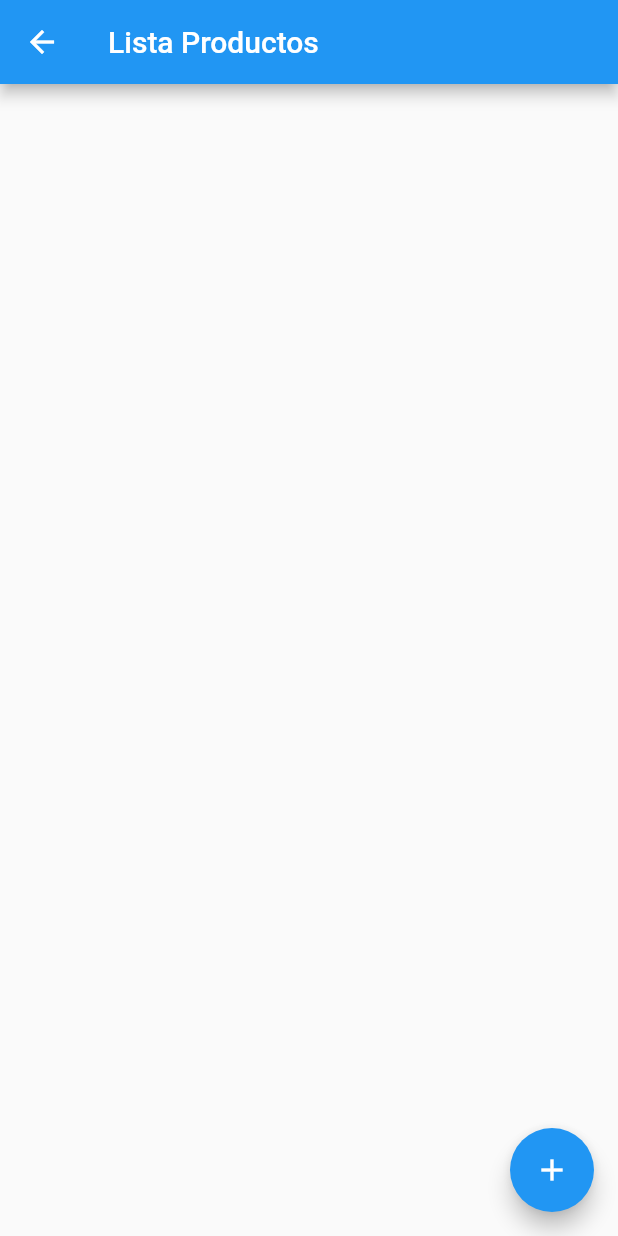
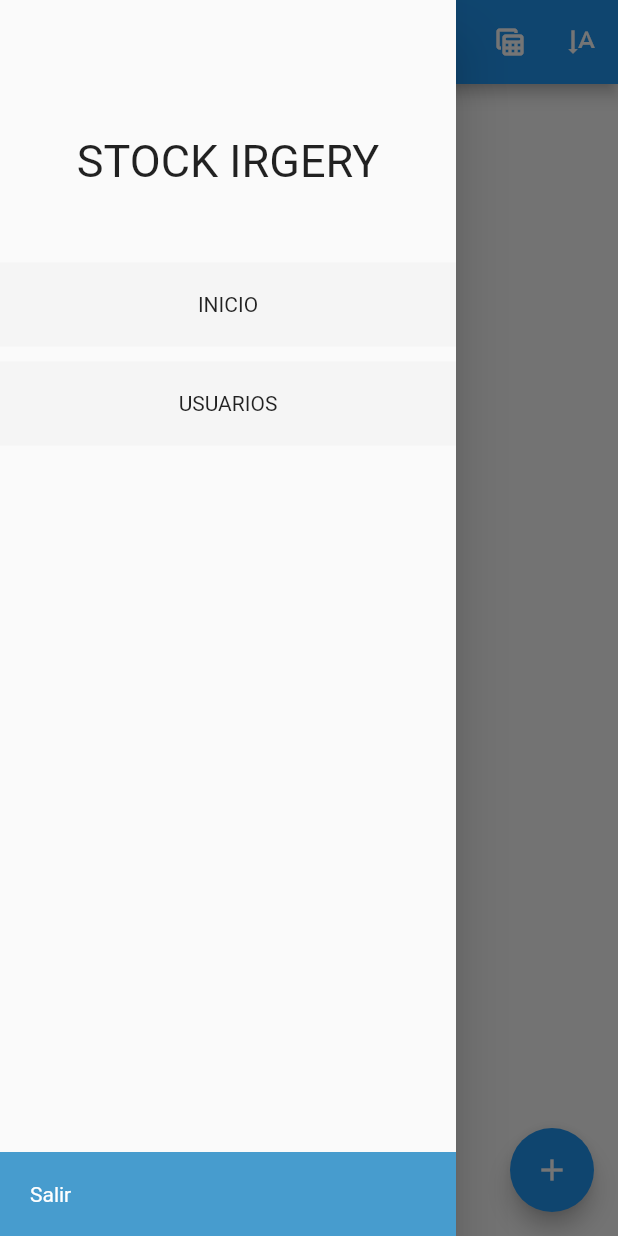
Before and after one commit to miguelRamos1053/STOCK-IRGERY, a Flutter app: the listarProductoTarjeta screen opened directly, with the side drawer open (before the commit the screen has no drawer), on a phone screen of 412 x 824 dp. Run offline on Flutter 3.47's test engine with Material 2 defaults, Android fonts, the phone set to English and light mode, and no system bars; our stand-ins replace image_picker, sqflite; accounts and stored records are empty.

Commit message:
Creacion de boton tarjeta, producto, ordenamiento

```diff
--- a/lib/src/views/listarProductosTarjeta.dart
+++ b/lib/src/views/listarProductosTarjeta.dart
@@ -2,6 +2,8 @@ import 'package:flutter/material.dart';
 import 'package:hola_mundo/src/providers/usuario_provider.dart';
 import 'package:hola_mundo/src/providers/producto_provider.dart';
 import 'package:hola_mundo/src/views/crearProducto.dart';
+import 'package:hola_mundo/src/views/listarProducto.dart';
+import 'package:hola_mundo/src/views/listarUsuario.dart';
 
 class listarProductoTarjeta extends StatefulWidget {
   @override
@@ -14,8 +16,78 @@ class _listarProductoTarjeta extends State<listarProductoTarjeta> {
   @override
   Widget build(BuildContext context) {
     return Scaffold(
+      drawer: Drawer(
+        child: Container(
+          child: Column(
+            children: [
+              Container(
+                margin: const EdgeInsets.only(top: 70, bottom: 20),
+              ),
+              const Text(
+                "STOCK IRGERY",
+                style: TextStyle(fontSize: 30),
+              ),
+              //----INICIO ---------------------
+              GestureDetector(
+                  onTap: () {
+                    Navigator.push(context,
+                        MaterialPageRoute(builder: (_) => listarProducto()));
+                  },
+                  child: Container(
+                    width: double.infinity,
+                    margin: const EdgeInsets.only(top: 50),
+                    padding: new EdgeInsets.fromLTRB(20.0, 20.0, 20.0, 20.0),
+                    color: Colors.grey[100],
+                    child: new Column(children: [
+                      new Text("INICIO"),
+                    ]),
+                  )),
+              //----USUARIOS ---------------------
+              GestureDetector(
+                  onTap: () {
+                    Navigator.push(context,
+                        MaterialPageRoute(builder: (_) => listaUsuario()));
+                  },
+                  child: Container(
+                    width: double.infinity,
+                    margin: const EdgeInsets.only(top: 10),
+                    padding: new EdgeInsets.fromLTRB(20.0, 20.0, 20.0, 20.0),
+                    color: Colors.grey[100],
+                    child: new Column(children: [
+                      new Text("USUARIOS"),
+                    ]),
+                  )),
+
+              //-- SALIR ------------------------------------
+              Expanded(child: Container()),
+              Container(
+                padding: const EdgeInsets.all(20),
+                width: double.infinity,
+                color: Color.fromARGB(221, 43, 142, 199),
+                child: const Text(
+                  "Salir",
+                  style: TextStyle(color: Colors.white),
+                ),
+              )
+            ],
+          ),
+        ),
+      ),
       appBar: AppBar(
         title: Text("Lista Productos"),
+        actions: <Widget>[
+          IconButton(
+              icon: Icon(Icons.table_view_rounded),
+              tooltip: "listar Producto ",
+              onPressed: () {
+                Navigator.push(context,
+                    MaterialPageRoute(builder: (_) => listarProducto()));
+              }),
+          IconButton(
+              icon: Icon(Icons.text_rotate_vertical),
+              tooltip: "Buscar",
+              onPressed: () => {}),
+        ],
       ),
       body: Center(
           child: FutureBuilder(
@@ -39,11 +111,10 @@ class _listarProductoTarjeta extends State<listarProductoTarjeta> {
                         child: Flexible(child: Image.asset('url.png')),
                       ),*/
                       //Text('${snapshot.data![index]!.codigo} '),
-                      Text('${snapshot.data![index]!.nombre} '.toUpperCase(),
+                      Text(
+                        '${snapshot.data![index]!.nombre} '.toUpperCase(),
                         style: TextStyle(
-                          fontSize: 12.0,
-                          fontWeight: FontWeight.bold
-                        ),
+                            fontSize: 12.0, fontWeight: FontWeight.bold),
                       ),
                       //Text('Detalle: ${snapshot.data![index]!.detalles} '),
                       Text('Cantidad: ${snapshot.data![index]!.cantidad} '),
@@ -80,7 +151,7 @@ class _listarProductoTarjeta extends State<listarProductoTarjeta> {
   guardarDatos() async {
 //crear un producto
 
-   /* ProductoProvider.nuevoProducto(ProductoModel(
+    /* ProductoProvider.nuevoProducto(ProductoModel(
         id: 1,
         codigo: 'sss',
         nombre: 'destornillador',
```
Also changed, not shown: lib/src/views/listarProducto.dart (+19 -1 lines).
